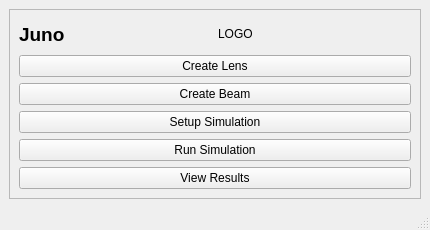
Old version of the form juno/ui/qtdesigner_files/LensSimulation.ui in the repository DeMarcoLab/juno.
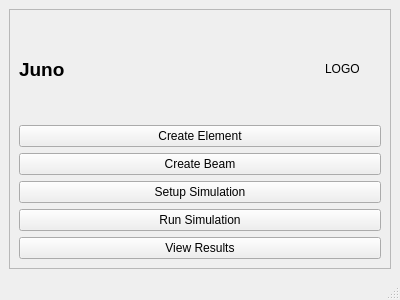
New version of the form.

What changed in the file:
```diff
--- a/juno/ui/qtdesigner_files/LensSimulation.ui
+++ b/juno/ui/qtdesigner_files/LensSimulation.ui
@@ -6,10 +6,22 @@
    <rect>
     <x>0</x>
     <y>0</y>
-    <width>430</width>
-    <height>230</height>
+    <width>400</width>
+    <height>300</height>
    </rect>
   </property>
+  <property name="minimumSize">
+   <size>
+    <width>400</width>
+    <height>0</height>
+   </size>
+  </property>
+  <property name="maximumSize">
+   <size>
+    <width>16777215</width>
+    <height>300</height>
+   </size>
+  </property>
   <property name="windowTitle">
    <string>MainWindow</string>
   </property>
@@ -24,7 +36,41 @@
        <enum>QFrame::Raised</enum>
       </property>
       <layout class="QGridLayout" name="gridLayout_2">
-       <item row="3" column="0" colspan="2">
+       <item row="0" column="1">
+        <spacer name="horizontalSpacer">
+         <property name="orientation">
+          <enum>Qt::Horizontal</enum>
+         </property>
+         <property name="sizeHint" stdset="0">
+          <size>
+           <width>40</width>
+           <height>20</height>
+          </size>
+         </property>
+        </spacer>
+       </item>
+       <item row="2" column="0" colspan="4">
+        <widget class="QPushButton" name="pushButton_create_beam">
+         <property name="text">
+          <string>Create Beam</string>
+         </property>
+        </widget>
+       </item>
+       <item row="5" column="0" colspan="4">
+        <widget class="QPushButton" name="pushButton_view_results">
+         <property name="text">
+          <string>View Results</string>
+         </property>
+        </widget>
+       </item>
+       <item row="1" column="0" colspan="4">
+        <widget class="QPushButton" name="pushButton_create_element">
+         <property name="text">
+          <string>Create Element</string>
+         </property>
+        </widget>
+       </item>
+       <item row="3" column="0" colspan="4">
         <widget class="QPushButton" name="pushButton_setup_sim">
          <property name="text">
           <string>Setup Simulation</string>
@@ -45,41 +91,26 @@
          </property>
         </widget>
        </item>
-       <item row="1" column="0" colspan="2">
-        <widget class="QPushButton" name="pushButton_create_lens">
-         <property name="text">
-          <string>Create Lens</string>
-         </property>
-        </widget>
-       </item>
-       <item row="2" column="0" colspan="2">
-        <widget class="QPushButton" name="pushButton_create_beam">
-         <property name="text">
-          <string>Create Beam</string>
-         </property>
-        </widget>
-       </item>
-       <item row="5" column="0" colspan="2">
-        <widget class="QPushButton" name="pushButton_view_results">
-         <property name="text">
-          <string>View Results</string>
-         </property>
-        </widget>
-       </item>
-       <item row="0" column="1">
-        <widget class="QLabel" name="label_logo">
-         <property name="text">
-          <string>LOGO</string>
-         </property>
-        </widget>
-       </item>
-       <item row="4" column="0" colspan="2">
+       <item row="4" column="0" colspan="4">
         <widget class="QPushButton" name="pushButton_run_simulation">
          <property name="text">
           <string>Run Simulation</string>
          </property>
         </widget>
        </item>
+       <item row="0" column="2">
+        <widget class="QLabel" name="label_logo">
+         <property name="minimumSize">
+          <size>
+           <width>50</width>
+           <height>50</height>
+          </size>
+         </property>
+         <property name="text">
+          <string>LOGO</string>
+         </property>
+        </widget>
+       </item>
       </layout>
      </widget>
     </item>
```
Left out of the diff: 2 changed lines with no effect on the pictures.
